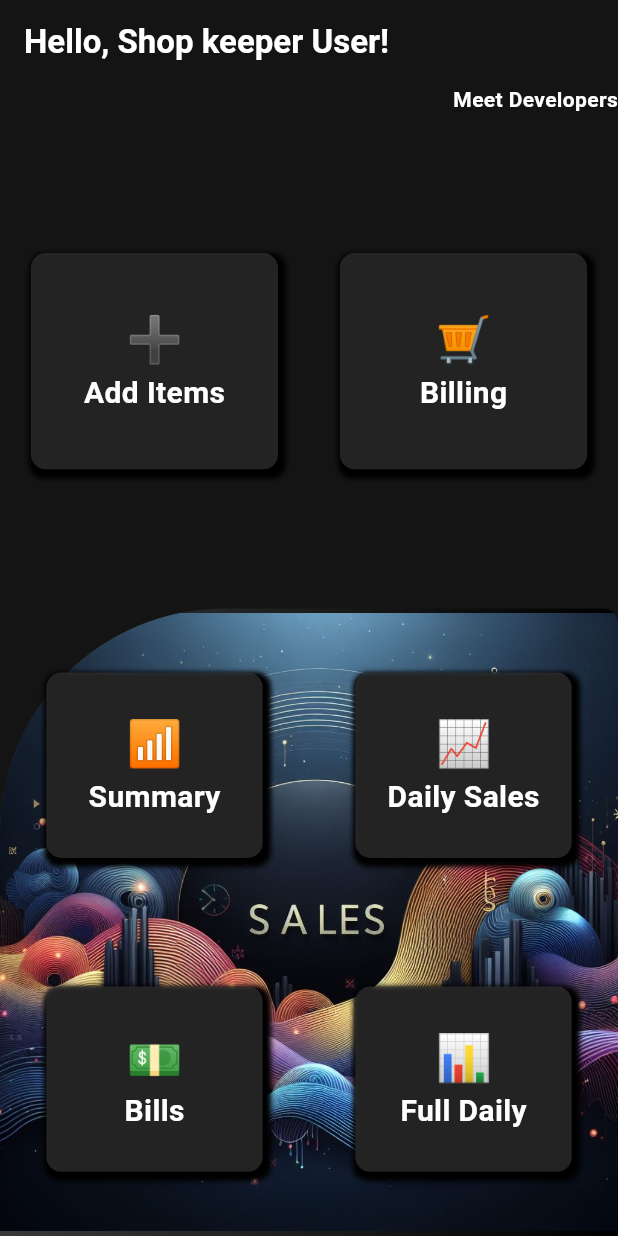
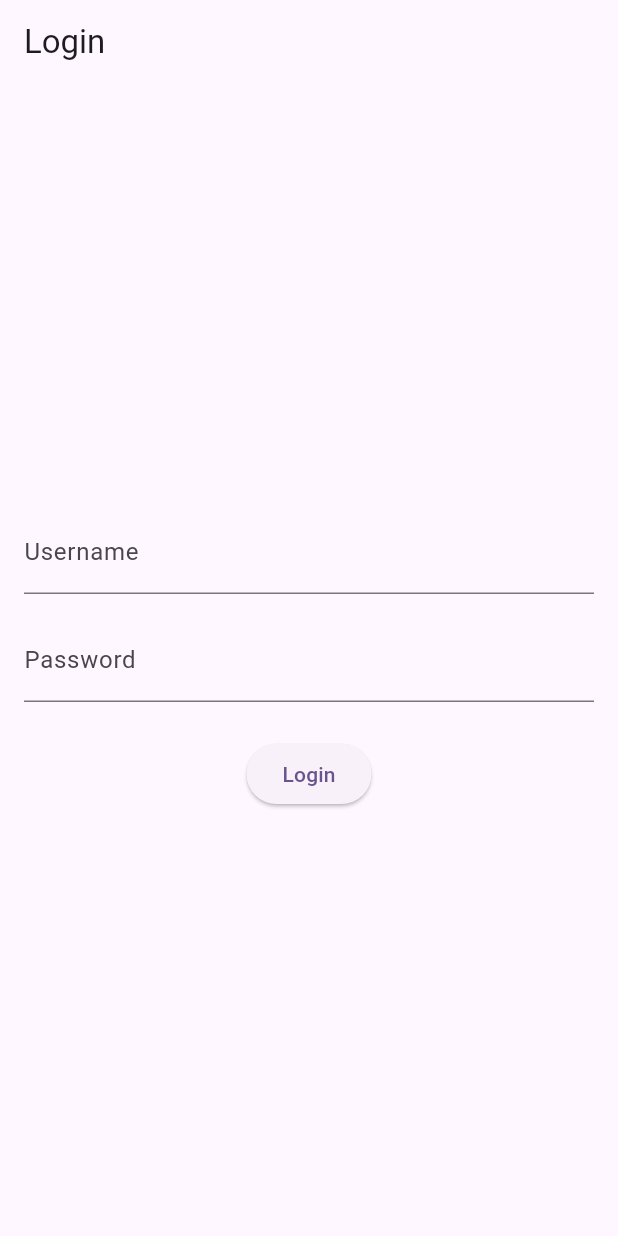
Before and after one commit to yabsiramolalign/shop-keeper, a Flutter app: the screen it shows after launch, on a phone screen of 412 x 824 dp. Run offline on Flutter 3.47's test engine with Material 3 defaults, Android fonts, the phone set to English and light mode, and no system bars; our stand-ins replace animated_splash_screen, get, hive, hive_flutter, loading_animation_widget; missing offline and left inert: dart:ffi, time_picker_spinner_pop_up; accounts and stored records are empty.

Commit message:
some update

```diff
--- a/lib/main.dart
+++ b/lib/main.dart
@@ -9,6 +9,7 @@ import 'package:shop_keeper/objects/daily_sales.dart';
 import 'package:shop_keeper/objects/item.dart';
 import 'package:shop_keeper/objects/summary.dart';
 import 'package:shop_keeper/screens/welcome_page.dart';
+import 'package:shop_keeper/screens/login_page.dart';
 import 'package:animated_splash_screen/animated_splash_screen.dart';
 import 'objects/bill.dart';
 import 'objects/sell_item.dart';
@@ -53,7 +54,7 @@ class MyApp extends StatelessWidget {
           splashTransition: SplashTransition.fadeTransition,
           splashIconSize: 500,
           backgroundColor: Colors.black,
-          nextScreen: WelcomePage()),
+          nextScreen: LoginPage()),
     );
   }
 }
--- /dev/null
+++ b/lib/screens/login_page.dart
@@ -0,0 +1,108 @@
+import 'package:flutter/material.dart';
+import 'package:shop_keeper/screens/welcome_page.dart';
+
+class LoginPage extends StatefulWidget {
+  @override
+  _LoginPageState createState() => _LoginPageState();
+}
+
+class _LoginPageState extends State<LoginPage> {
+  // Static credentials
+  final String _username = "admin";
+  final String _password = "password123";
+
+  // Controllers for text fields
+  final TextEditingController _usernameController = TextEditingController();
+  final TextEditingController _passwordController = TextEditingController();
+
+  // Key for the form
+  final _formKey = GlobalKey<FormState>();
+
+  // Method to validate login
+  void _validateLogin() {
+    if (_formKey.currentState!.validate()) {
+      String enteredUsername = _usernameController.text;
+      String enteredPassword = _passwordController.text;
+
+      if (enteredUsername == _username && enteredPassword == _password) {
+        // Show success message
+        ScaffoldMessenger.of(context).showSnackBar(
+          const SnackBar(content: Text("Login Successful")),
+        );
+        // Navigate to another screen
+        Navigator.push(
+          context,
+          MaterialPageRoute(builder: (context) => WelcomePage()),
+        );
+      } else {
+        // Show error message
+        ScaffoldMessenger.of(context).showSnackBar(
+          const SnackBar(content: Text("Invalid Username or Password")),
+        );
+      }
+    }
+  }
+
+  @override
+  Widget build(BuildContext context) {
+    return Scaffold(
+      appBar: AppBar(
+        title: const Text('Login'),
+      ),
+      body: Padding(
+        padding: const EdgeInsets.all(16.0),
+        child: Form(
+          key: _formKey,
+          child: Column(
+            mainAxisAlignment: MainAxisAlignment.center,
+            children: [
+              TextFormField(
+                controller: _usernameController,
+                decoration: const InputDecoration(labelText: "Username"),
+                validator: (value) {
+                  if (value == null || value.isEmpty) {
+                    return "Please enter a username";
+                  }
+                  return null;
+                },
+              ),
+              const SizedBox(height: 16.0),
+              TextFormField(
+                controller: _passwordController,
+                obscureText: true,
+                decoration: const InputDecoration(labelText: "Password"),
+                validator: (value) {
+                  if (value == null || value.isEmpty) {
+                    return "Please enter a password";
+                  }
+                  return null;
+                },
+              ),
+              const SizedBox(height: 24.0),
+              ElevatedButton(
+                onPressed: _validateLogin,
+                child: const Text("Login"),
+              ),
+            ],
+          ),
+        ),
+      ),
+    );
+  }
+}
+
+class HomePage extends StatelessWidget {
+  const HomePage({super.key});
+
+  @override
+  Widget build(BuildContext context) {
+    return Scaffold(
+      appBar: AppBar(
+        title: const Text("Home Page"),
+      ),
+      body: const Center(
+        child: Text("Welcome to the Home Page!"),
+      ),
+    );
+  }
+}
```
Also changed, not shown: lib/screens/dev_meet.dart (+5 -5 lines).
